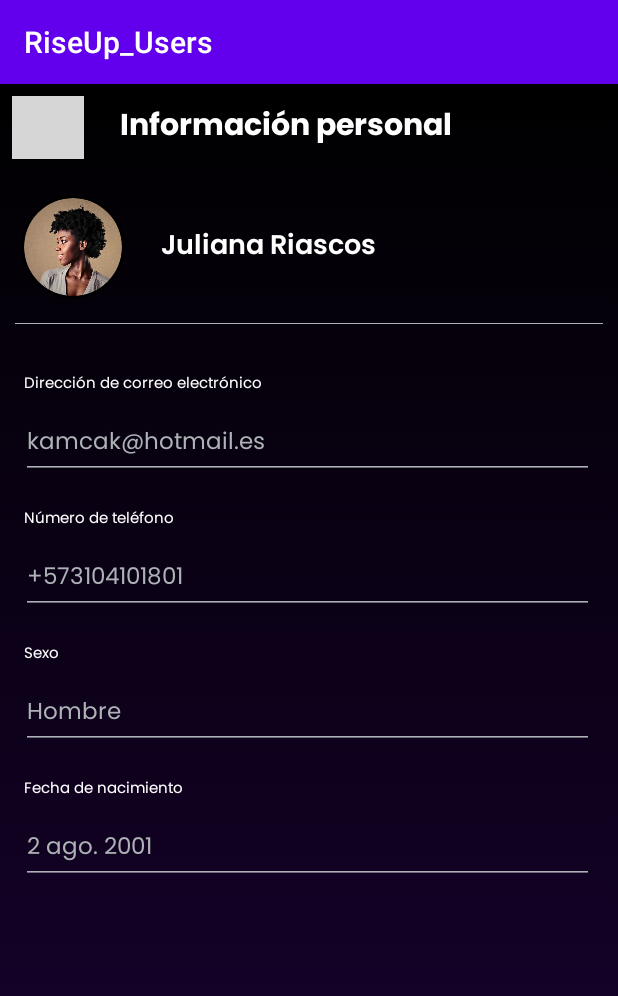
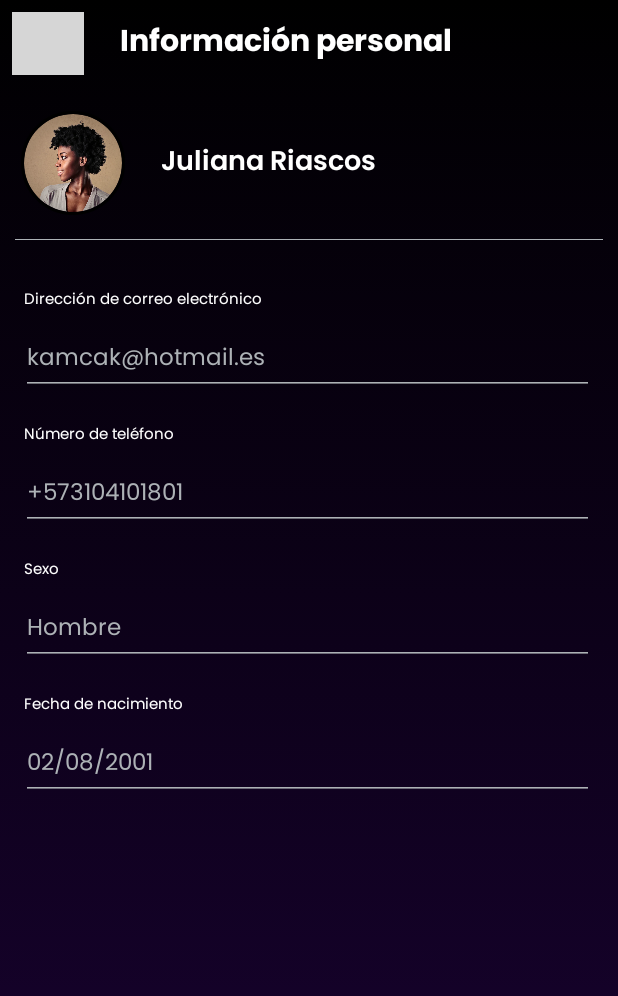
Before and after one commit to foltrest2/RiseUp_Users, an Android app: the ConfigProfileInfoActivity screen opened directly, with no data from a screen before it, on a phone screen of 412 x 824 dp. Shown: the top 996 px of the screen. Run offline under Robolectric (Android 15) with nearby library versions, the light colour scheme and no system bars; our stand-ins replace CircleImageView; grey boxes are pictures that could not be loaded.

Commit message:
configActivity done

```diff
--- a/app/src/main/java/com/riseup/riseup_users/view/ConfigProfileInfoActivity.kt
+++ b/app/src/main/java/com/riseup/riseup_users/view/ConfigProfileInfoActivity.kt
@@ -1,18 +1,28 @@
 package com.riseup.riseup_users.view
 
+import android.app.DatePickerDialog
 import android.content.Intent
 import androidx.appcompat.app.AppCompatActivity
 import android.os.Bundle
+import android.view.View
+import android.widget.DatePicker
+import android.widget.Toast
+import com.riseup.riseup_users.R
 import com.riseup.riseup_users.databinding.ActivityConfigProfileInfoBinding
+import kotlinx.android.synthetic.main.activity_config_profile_info.*
+import java.util.*
+import java.util.Calendar.DAY_OF_MONTH
 
 class ConfigProfileInfoActivity : AppCompatActivity() {
 
     private lateinit var binding : ActivityConfigProfileInfoBinding
+    private lateinit var dateSelected : String
 
     override fun onCreate(savedInstanceState: Bundle?) {
         super.onCreate(savedInstanceState)
         binding = ActivityConfigProfileInfoBinding.inflate(layoutInflater)
         setContentView(binding.root)
+        dateSelected = ""
 
 
         binding.atrasBtnInfoP.setOnClickListener {
@@ -31,5 +41,26 @@ class ConfigProfileInfoActivity : AppCompatActivity() {
             startActivity(Intent(this@ConfigProfileInfoActivity, ConfigProfileChangeSexActivity::class.java))
         }
 
+        binding.acceptDateBtn.setOnClickListener {
+            datePickerConstraint.visibility = View.GONE
+        }
+
+        binding.configETFechaUser.setOnClickListener {
+            datePickerConstraint.visibility = View.VISIBLE
+
+            val datePicker = binding.datePickerUserConfigBith
+            val today = Calendar.getInstance()
+
+            datePicker.init(today.get(Calendar.YEAR), today.get(Calendar.MONTH),
+                today.get(DAY_OF_MONTH)){
+                    view, year, month, day ->
+                val month = month + 1
+                val msg = "$day/$month/$year"
+                replaceDate(msg)
+            }
+        }
+    }
+    fun replaceDate(newDate : String){
+        binding.configETFechaUser.setText(newDate)
     }
 }
--- a/app/src/main/java/com/riseup/riseup_users/view/ConfigurationActivity.kt
+++ b/app/src/main/java/com/riseup/riseup_users/view/ConfigurationActivity.kt
@@ -4,10 +4,12 @@ import android.content.Intent
 import androidx.appcompat.app.AppCompatActivity
 import android.os.Bundle
 import android.widget.LinearLayout
+import android.widget.Toast
 import androidx.core.view.get
 import com.riseup.riseup_users.R
 import com.riseup.riseup_users.databinding.ActivityConfigurationBinding
 import kotlinx.android.synthetic.main.activity_configuration.view.*
+import kotlinx.android.synthetic.main.cache_cleaned.view.*
 
 class ConfigurationActivity : AppCompatActivity() {
 
@@ -43,6 +45,9 @@ class ConfigurationActivity : AppCompatActivity() {
         binding.scLinearLayoutConfig.logOutBtnProfile.setOnClickListener {
             startActivity(Intent(this@ConfigurationActivity, LoginActivity::class.java))
         }
+        binding.scLinearLayoutConfig.borrarCacheTVProfile.setOnClickListener {
+            CacheCleanedDialog().show(supportFragmentManager, "dialogcache")
+        }
 
     }
 }
--- a/app/src/main/res/layout/activity_config_profile_info.xml
+++ b/app/src/main/res/layout/activity_config_profile_info.xml
@@ -234,5 +234,48 @@
             app:layout_constraintTop_toBottomOf="@+id/configInfoFechaInstructivo" />
     </androidx.constraintlayout.widget.ConstraintLayout>
 
+    <androidx.constraintlayout.widget.ConstraintLayout
+        android:id="@+id/datePickerConstraint"
+        android:layout_width="match_parent"
+        android:layout_height="0dp"
+        android:layout_marginBottom="16dp"
+        android:visibility="gone"
+        app:layout_constraintBottom_toBottomOf="parent"
+        app:layout_constraintEnd_toEndOf="parent"
+        app:layout_constraintStart_toStartOf="parent">
+
+        <Button
+            android:id="@+id/acceptDateBtn"
+            style="@style/PrincipalRectangleRound"
+            android:layout_width="0dp"
+            android:layout_height="wrap_content"
+            android:layout_marginStart="32dp"
+            android:layout_marginEnd="32dp"
+            android:text="@string/Confirmar"
+            app:layout_constraintBottom_toBottomOf="parent"
+            app:layout_constraintEnd_toEndOf="@+id/datePickerUserConfigBith"
+            app:layout_constraintStart_toStartOf="@+id/datePickerUserConfigBith"
+            app:layout_constraintTop_toBottomOf="@+id/datePickerUserConfigBith" />
+
+        <DatePicker
+            android:id="@+id/datePickerUserConfigBith"
+            android:layout_width="wrap_content"
+            android:layout_height="wrap_content"
+            android:layout_marginStart="8dp"
+            android:layout_marginEnd="8dp"
+            android:layout_marginBottom="80dp"
+            android:background="@drawable/linear_gradient_azulcian"
+            android:calendarTextColor="@color/white"
+            android:datePickerMode="calendar"
+            android:editTextColor="@color/white"
+            android:elevation="5dp"
+            android:headerBackground="@drawable/linear_gradient_azulverdeoscuro"
+            android:textColorPrimary="@color/white"
+            android:theme="@android:style/Widget.Material.Light.DatePicker"
+            app:layout_constraintBottom_toBottomOf="parent"
+            app:layout_constraintEnd_toEndOf="parent"
+            app:layout_constraintStart_toStartOf="parent" />
+    </androidx.constraintlayout.widget.ConstraintLayout>
+
 
 </androidx.constraintlayout.widget.ConstraintLayout>
--- a/app/src/main/res/layout/activity_config_user_payments_add_card.xml
+++ b/app/src/main/res/layout/activity_config_user_payments_add_card.xml
@@ -130,6 +130,7 @@
         android:ems="10"
         android:hint="@string/numCardET"
         android:inputType="textPersonName"
+        android:paddingStart="10dp"
         app:layout_constraintEnd_toEndOf="@+id/addCardSimulationImg"
         app:layout_constraintStart_toStartOf="@+id/addCardSimulationImg"
         app:layout_constraintTop_toBottomOf="@+id/addCardSimulationImg" />
@@ -145,6 +146,7 @@
         android:ems="10"
         android:hint="@string/nameCardeET"
         android:inputType="textPersonName"
+        android:paddingStart="10dp"
         app:layout_constraintEnd_toEndOf="@+id/addCardSimulationImg"
         app:layout_constraintHorizontal_bias="0.0"
         app:layout_constraintStart_toStartOf="@+id/addCardSimulationImg"
@@ -161,6 +163,7 @@
         android:ems="10"
         android:hint="@string/expCardET"
         android:inputType="date|textPersonName"
+        android:paddingStart="10dp"
         app:layout_constraintEnd_toEndOf="@+id/addCardSimulationImg"
         app:layout_constraintHorizontal_bias="0.0"
         app:layout_constraintStart_toStartOf="@+id/addCardSimulationImg"
@@ -176,7 +179,8 @@
         android:backgroundTintMode="multiply"
         android:ems="10"
         android:hint="@string/secureCodeCardET"
-        android:inputType="textPersonName"
+        android:inputType="number|textPersonName"
+        android:paddingStart="10dp"
         app:layout_constraintEnd_toEndOf="@+id/addCardSimulationImg"
         app:layout_constraintHorizontal_bias="0.0"
         app:layout_constraintStart_toStartOf="@+id/addCardSimulationImg"
--- a/app/src/main/res/values-night/themes.xml
+++ b/app/src/main/res/values-night/themes.xml
@@ -1,6 +1,6 @@
 <resources xmlns:tools="http://schemas.android.com/tools">
     <!-- Base application theme. -->
-    <style name="Theme.RiseUp_Users" parent="Theme.MaterialComponents.DayNight.DarkActionBar">
+    <style name="Theme.RiseUp_Users" parent="Theme.MaterialComponents.Light.NoActionBar">
         <!-- Primary brand color. -->
         <item name="colorPrimary">@color/purple_200</item>
         <item name="colorPrimaryVariant">@color/purple_700</item>
--- a/app/src/main/res/values/strings.xml
+++ b/app/src/main/res/values/strings.xml
@@ -42,7 +42,7 @@
     <string name="sexoInfo">Sexo</string>
     <string name="HombreET">Hombre</string>
     <string name="fechaInfo">Fecha de nacimiento</string>
-    <string name="fechaNaci">2 ago. 2001</string>
+    <string name="fechaNaci">02/08/2001</string>
     <string name="historial_transac">Historial de transacciones</string>
     <string name="infoHistDiamantes">Revisa en qué discotecas has redimido tus diamantes.</string>
     <string name="diezSesentaName">Espacio 10-60</string>
@@ -128,6 +128,10 @@
     <string name="queEsRiseUpInfo">RiseUp es la app que permite a los mejores establecimientos de rumba de la ciudad de Cali fidelizar a sus clientes mientras estos disfrutan de beneficios exclusivos.</string>
     <string name="comoUsarRiseUpInfo">RiseUp lo empiezas a usar desde que te registras, para acumular diamantes debes, por lo menos, acudir a las discotecas que hacen parte de la red RiseUp, los establecimientos recompensarán tu asistencia y consumo otorgándote una cantidad de diamantes que luego podrás redimir en consumo de productos de las discotecas.</string>
     <string name="comoUsarRiseUp">¿Cómo usar RiseUp?</string>
+    <string name="omitir">Omitir</string>
+    <string name="enviar">ENVIAR</string>
+    <string name="infoSendBug">Explica brevemente qué sucedió o lo que no funciona.</string>
+    <string name="infocache">La caché se ha borrado exitosamente</string>
 
 
 </resources>
--- a/app/src/main/res/values/themes.xml
+++ b/app/src/main/res/values/themes.xml
@@ -1,6 +1,6 @@
 <resources xmlns:tools="http://schemas.android.com/tools">
     <!-- Base application theme. -->
-    <style name="Theme.RiseUp_Users" parent="Theme.AppCompat.DayNight.DarkActionBar">
+    <style name="Theme.RiseUp_Users" parent="Theme.AppCompat.Light.NoActionBar">
         <!-- Primary brand color. -->
         <item name="colorPrimary">@color/purple_500</item>
         <item name="colorPrimaryVariant">@color/purple_700</item>
@@ -339,4 +339,8 @@
         <item name="android:textSize">15dp</item>
     </style>
 
+    <style name="MyDatePicker" parent="android:Widget.Material.Light.DatePicker">
+        <item name="android:textColor">@color/white</item>
+    </style>
+
 </resources>
```
Also changed, not shown: app/src/main/java/com/riseup/riseup_users/view/BugReportDialog.kt (added, +40 -0 lines), app/src/main/java/com/riseup/riseup_users/view/CacheCleanedDialog.kt (added, +29 -0 lines), app/src/main/java/com/riseup/riseup_users/view/ConfigHelpActivity.kt (+12 -0 lines), app/src/main/res/drawable-v24/bugreport24p.xml (added, +10 -0 lines), app/src/main/res/drawable/cache_pop_up.xml (added, +64 -0 lines), app/src/main/res/drawable/reporte_bug_box.xml (added, +67 -0 lines), app/src/main/res/drawable/reporte_bug_btn.xml (added, +63 -0 lines), app/src/main/res/drawable/reporte_bug_textbox.xml (added, +24 -0 lines), app/src/main/res/layout/cache_cleaned.xml (added, +26 -0 lines), app/src/main/res/layout/report_bug.xml (added, +64 -0 lines), app/src/main/res/values/styles.xml (+5 -3 lines).
